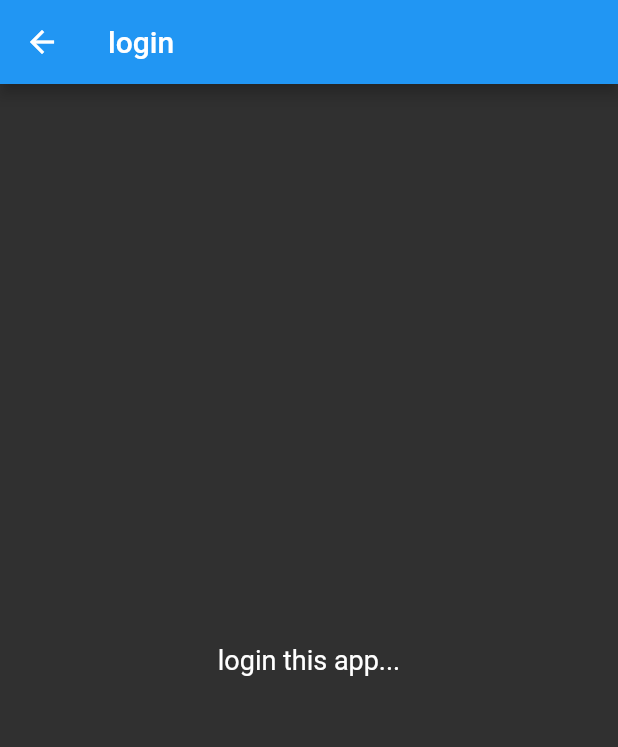
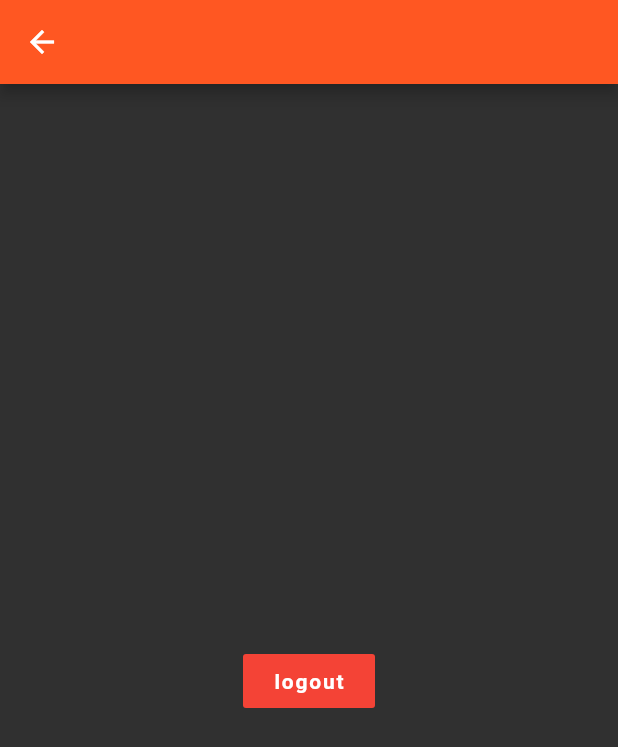
Before and after one commit to sumithpdd/quizapp, a Flutter app: the ProfileScreen screen opened by its route, on a phone screen of 412 x 824 dp. Shown: the top 747 px of the screen. Run offline on Flutter 3.47's test engine with Material 2 defaults, Android fonts, the phone set to English and light mode, and no system bars; our stand-ins replace cloud_firestore, firebase_analytics, firebase_auth, font_awesome_flutter, google_sign_in; missing offline and left inert: apple_sign_in; accounts and stored records are empty; Roboto replaces fonts that are missing (Nunito).

Commit message:
Login , Profile and auth

```diff
--- a/quizze/lib/screens/profile.dart
+++ b/quizze/lib/screens/profile.dart
@@ -1,18 +1,56 @@
+import 'package:firebase_auth/firebase_auth.dart';
 import 'package:flutter/material.dart';
+import 'package:provider/provider.dart';
+import 'package:quizze/services/auth.dart';
 
 class ProfileScreen extends StatelessWidget {
-  const ProfileScreen({Key key}) : super(key: key);
+  final AuthService auth = AuthService();
 
   @override
   Widget build(BuildContext context) {
+    FirebaseUser user = Provider.of<FirebaseUser>(context);
+
+    if (user != null) {
+
     return Scaffold(
       appBar: AppBar(
-        title: Text('login'),
-        backgroundColor: Colors.blue,
+        backgroundColor: Colors.deepOrange,
+        title: Text(user.displayName ?? 'Guest'),
       ),
       body: Center(
-        child: Text('login this app...'),
+        child: Column(
+          mainAxisAlignment: MainAxisAlignment.spaceEvenly,
+          crossAxisAlignment: CrossAxisAlignment.center,
+          children: [
+            if (user.photoUrl != null)
+              Container(
+                width: 100,
+                height: 100,
+                margin: EdgeInsets.only(top: 50),
+                decoration: BoxDecoration(
+                  shape: BoxShape.circle,
+                  image: DecorationImage(
+                    image: NetworkImage(user.photoUrl),
+                  ),
+                ),
+              ),
+            Text(user.email ?? '', style: Theme.of(context).textTheme.headline),
+            Spacer(),
+            FlatButton(
+                child: Text('logout'),
+                color: Colors.red,
+                onPressed: () async {
+                  await auth.signOut();
+                  Navigator.of(context).pushNamedAndRemoveUntil('/', (route) => false);
+                }),
+            Spacer()
+          ],
+        ),
       ),
     );
+    } else {
+      return Text('not logged in...');
+    }
   }
+
 }
```
Also changed, not shown: quizze/lib/main.dart (+13 -2 lines), quizze/lib/screens/login.dart (+102 -9 lines), quizze/lib/services/auth.dart (added, +99 -0 lines), 1 other file.
